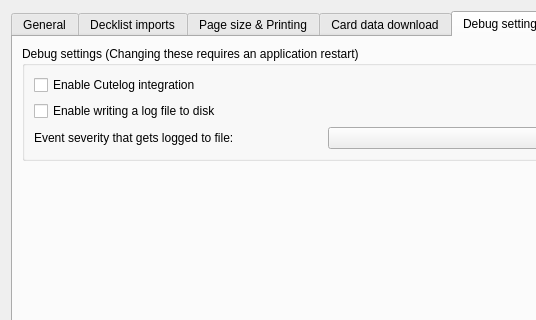
Old version of the form mtg_proxy_printer/resources/ui/settings_window.ui in the repository luziferius/MTGProxyPrinter; both pictures show x 0 to 536 and y 0 to 320 of the 650 by 650 pixel window.
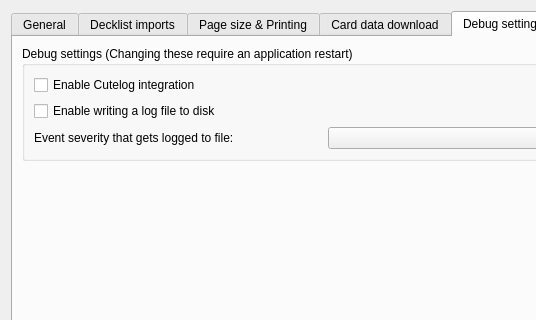
New version of the form. The open tabs and pages were chosen to show the change. Icons and pictures are not drawn. Custom widgets are drawn as their Qt base class.

Commit message:
Settings: Fix a grammar mistake.
FossilOrigin-Name: 69b69371dbef028d28cc8958ed2e1286551a3fe00ad3840c2cfa13c6a70e903c

```diff
--- a/mtg_proxy_printer/resources/ui/settings_window.ui
+++ b/mtg_proxy_printer/resources/ui/settings_window.ui
@@ -587,7 +587,7 @@
        <item>
         <widget class="QGroupBox" name="groupBox">
          <property name="title">
-          <string>Debug settings (Changing these requires an application restart)</string>
+          <string>Debug settings (Changing these require an application restart)</string>
          </property>
          <layout class="QGridLayout" name="gridLayout_5">
           <item row="0" column="0" colspan="2">
```
